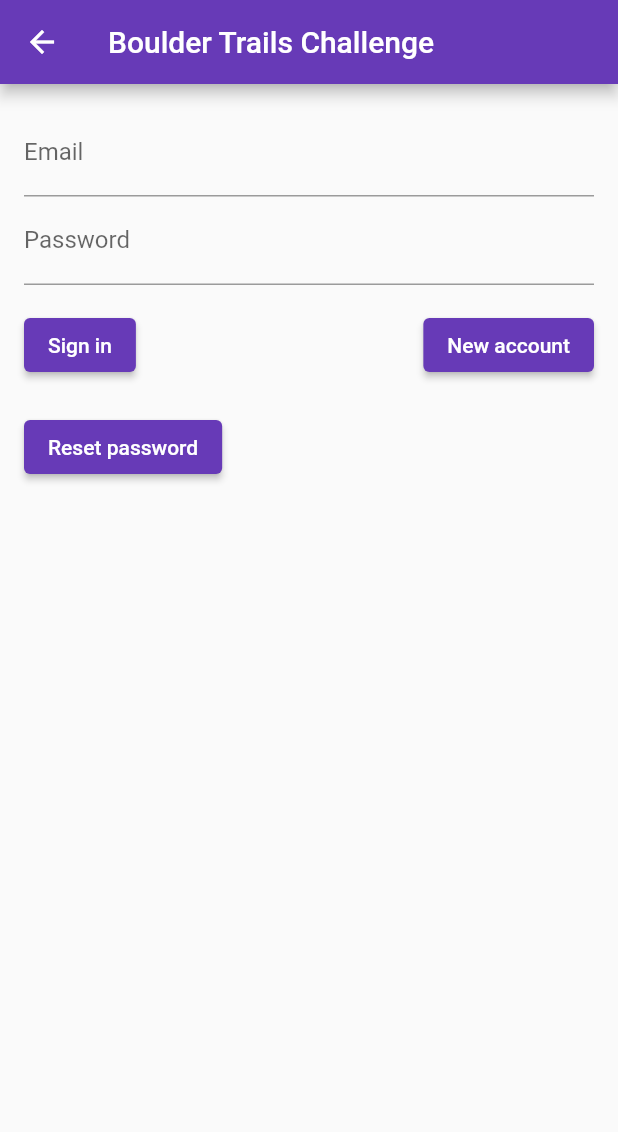
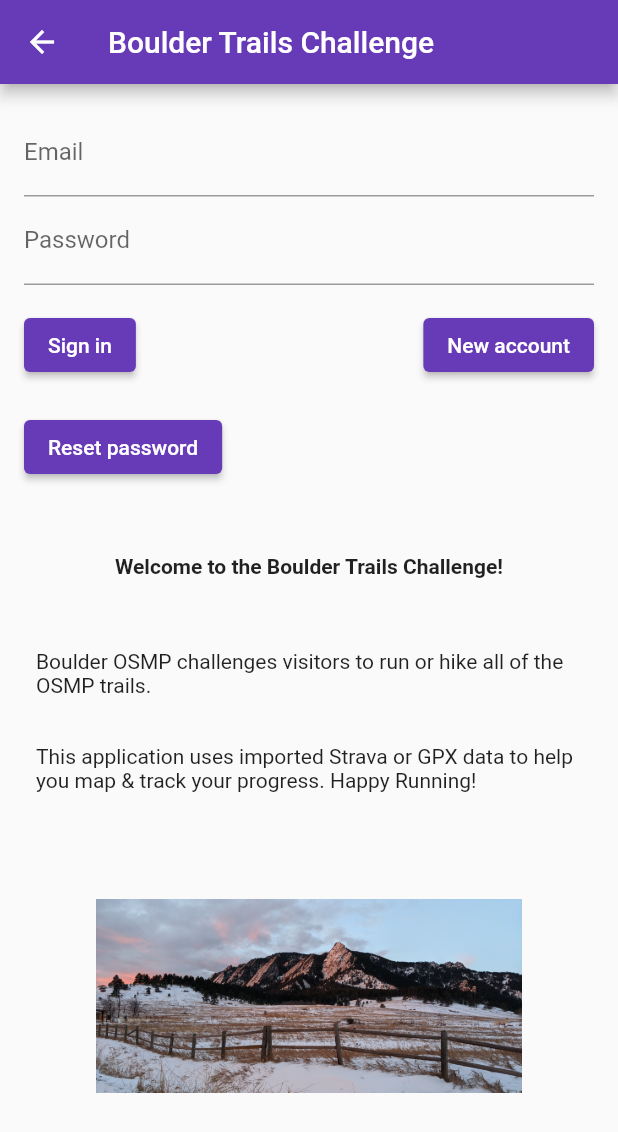
Before and after one commit to dkhawk/boulder_trail_challenge_ui, a Flutter app: the SignInPage screen opened directly, on a phone screen of 412 x 824 dp. Shown: the top 1132 px of the screen. Run offline on Flutter 3.47's test engine with Material 2 defaults, Android fonts, the phone set to English and light mode, and no system bars; our stand-ins replace cloud_firestore, file_picker, firebase_auth, firebase_core, flutter_map, google_fonts and 4 more; missing offline and left inert: flutter_map_tappable_polyline, google_polyline_algorithm, gpx, oauth2, oauth2_client, universal_html; accounts and stored records are empty.

Commit message:
better sign_in_page

```diff
--- a/lib/sign_in_page.dart
+++ b/lib/sign_in_page.dart
@@ -50,8 +50,7 @@ class SignInPage extends StatelessWidget {
                                 password: passwordController.text.trim(),
                               )
                               .then(
-                                (returnString) =>
-                                    signInUpAlert(context, returnString),
+                                (returnString) => signInUpAlert(context, returnString),
                               );
                         },
                         child: Text("Sign in"),
@@ -113,6 +112,30 @@ class SignInPage extends StatelessWidget {
                 ],
               ),
             ),
+            Expanded(
+              child: Padding(
+                padding: const EdgeInsets.fromLTRB(8.0, 16.0, 8.0, 8.0),
+                child: Column(
+                  mainAxisAlignment: MainAxisAlignment.spaceEvenly,
+                  children: [
+                    Text(
+                      'Welcome to the Boulder Trails Challenge!\n',
+                      style: TextStyle(fontWeight: FontWeight.bold),
+                    ),
+                    Text('Boulder OSMP challenges visitors to run or hike all of the OSMP trails.'),
+                    Text('This application uses imported Strava or GPX data to help you map & track your progress. Happy Running!'),
+                    Flexible(
+                      child: Padding(
+                        padding: const EdgeInsets.all(40.0),
+                        child: Image(
+                          image: AssetImage('assets/images/FlatIrons.jpg'),
+                        ),
+                      ),
+                    ),
+                  ],
+                ),
+              ),
+            ),
           ],
         ),
       ),
```
